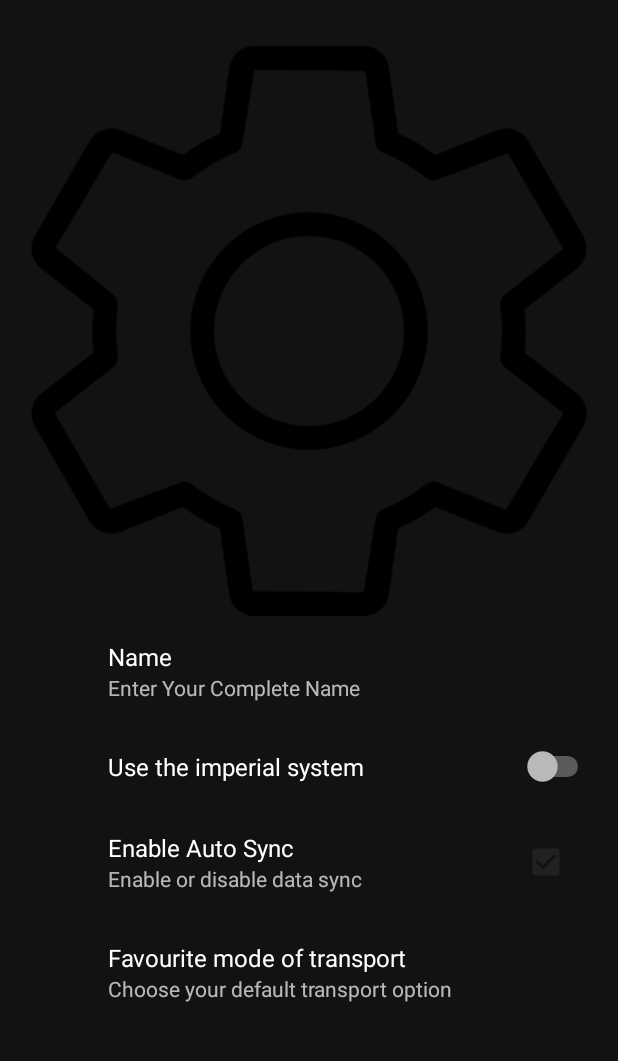
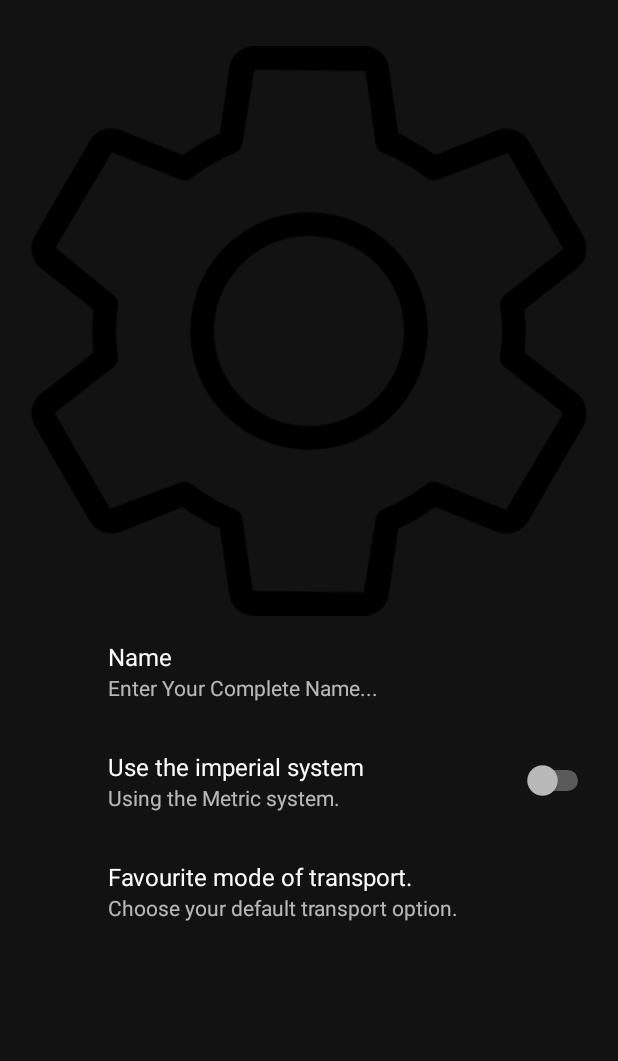
Before and after one commit to WayneWhitehead/Ported, an Android app: the fragment SettingsFragment shown on its own in the app's theme, on a phone screen of 412 x 824 dp, the part 62-1123 px from its top. Run offline under Robolectric (Android 15) with nearby library versions, the light colour scheme and no system bars; our stand-ins replace androidx.preference.

Commit message:
Updates preferences.xml

```diff
--- a/app/src/main/res/xml/preferences.xml
+++ b/app/src/main/res/xml/preferences.xml
@@ -10,7 +10,7 @@
         <EditTextPreference
             android:key="full_name"
             android:title="Name"
-            android:summary="Enter Your Complete Name"
+            android:summary="Enter Your Complete Name..."
             android:dialogTitle="Your Name"
             android:dialogMessage="Enter Your Complete Name"
             android:defaultValue="Your name..."
@@ -20,22 +20,18 @@
             android:key="use_imperial"
             android:title="Use the imperial system"
             android:switchTextOff="Metric"
-            android:switchTextOn="Imperial"/>
-
-        <CheckBoxPreference
-            android:key="perform_sync"
-            android:summary="Enable or disable data sync"
-            android:title="Enable Auto Sync"
-            android:defaultValue="true"/>
+            android:switchTextOn="Imperial"
+            android:summaryOff="Using the Metric system."
+            android:summaryOn ="Using the Imperial system."
+            />
 
         <ListPreference
             android:key="modeOfTransport"
-            android:title="Favourite mode of transport"
-            android:summary="Choose your default transport option"
+            android:title="Favourite mode of transport."
+            android:summary="Choose your default transport option."
             android:defaultValue="Car"
             android:entries="@array/modesOfTransport"
-            android:entryValues="@array/modesOfTransport"
-            android:dependency="perform_sync"/>
+            android:entryValues="@array/modesOfTransport" />
 
     </PreferenceCategory>
 </PreferenceScreen>
```
